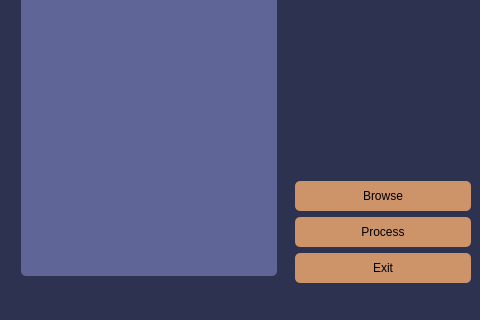
Before: the Qt Designer form design.ui in ZebraHead22/medSeg, drawn with Qt 5; both pictures show x 505 to 985 and y 433 to 753 of the 985 by 753 pixel window.
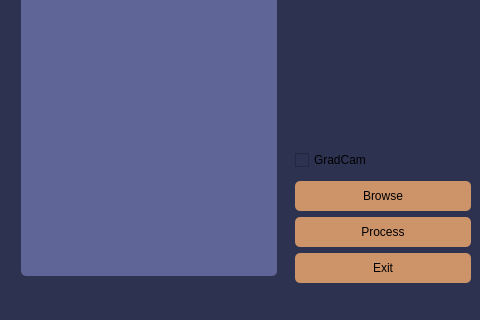
After: the same form once the commit is applied.

Commit message: Add checkbox to gradcam

Diff of the .ui file:
```diff
--- a/design.ui
+++ b/design.ui
@@ -903,6 +903,40 @@
                         </property>
                        </spacer>
                       </item>
+                      <item>
+                       <widget class="QWidget" name="widget_17" native="true">
+                        <property name="minimumSize">
+                         <size>
+                          <width>110</width>
+                          <height>30</height>
+                         </size>
+                        </property>
+                        <layout class="QVBoxLayout" name="verticalLayout_14">
+                         <property name="spacing">
+                          <number>0</number>
+                         </property>
+                         <property name="leftMargin">
+                          <number>0</number>
+                         </property>
+                         <property name="topMargin">
+                          <number>0</number>
+                         </property>
+                         <property name="rightMargin">
+                          <number>0</number>
+                         </property>
+                         <property name="bottomMargin">
+                          <number>0</number>
+                         </property>
+                         <item>
+                          <widget class="QCheckBox" name="grad_cam_checkBox">
+                           <property name="text">
+                            <string>GradCam</string>
+                           </property>
+                          </widget>
+                         </item>
+                        </layout>
+                       </widget>
+                      </item>
                       <item>
                        <widget class="QPushButton" name="browse_btn">
                         <property name="minimumSize">
```
The commit also changes 2 other files.
